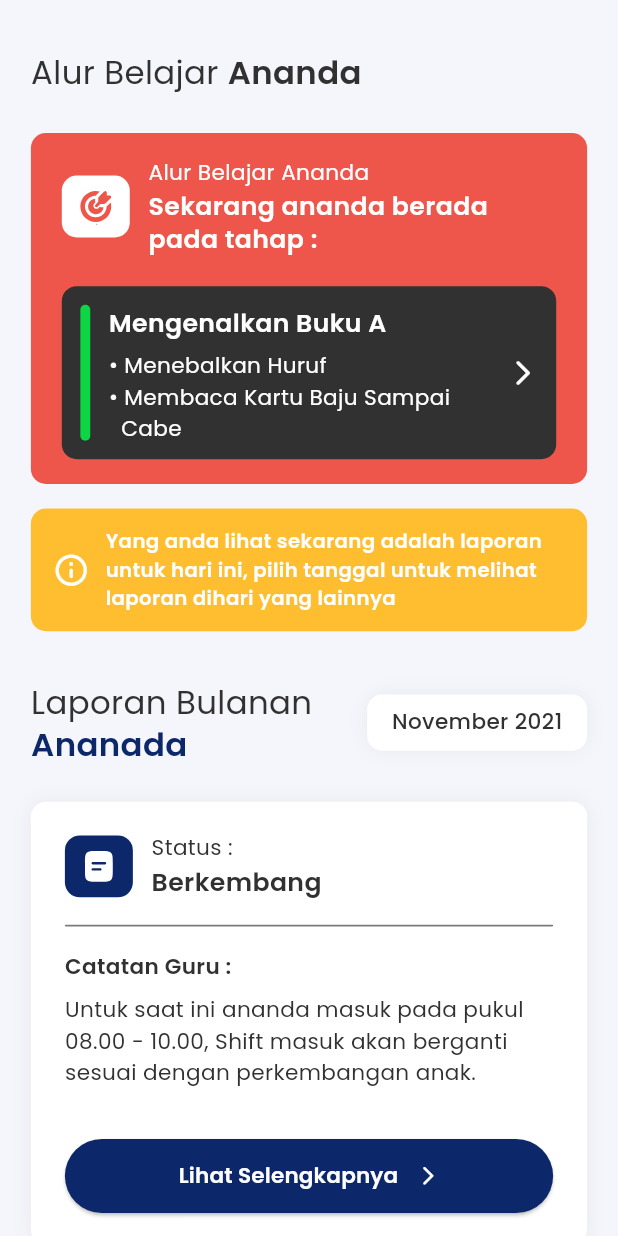
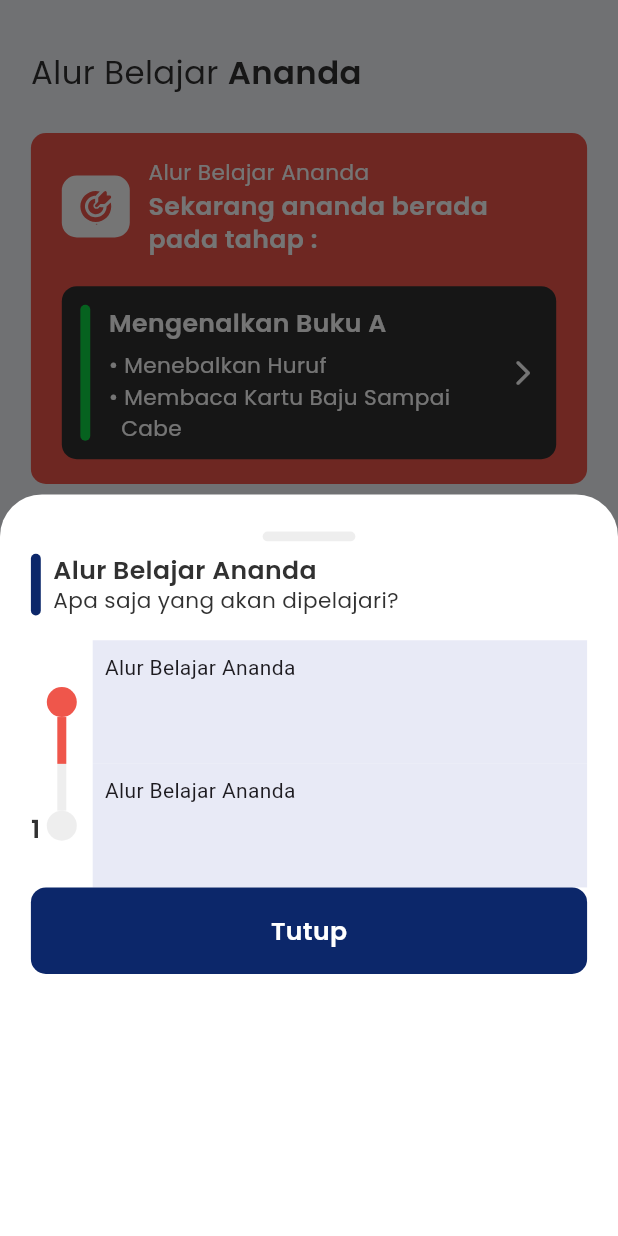
Before and after one commit to Ratih-Shinta/Fun-Education-App, a Flutter app: the LaporanPageView screen opened by its route, after a tap on "Mengenalkan Buku A", on a phone screen of 412 x 824 dp. Run offline on Flutter 3.47's test engine with Material 3 defaults, Android fonts, the phone set to English and light mode, and no system bars; drawn by our look-alikes of auto_size_text, timeline_tile; our stand-ins replace dio, flutter_svg, get, google_fonts, persistent_bottom_nav_bar, shared_preferences; accounts and stored records are empty.

```diff
--- a/lib/app/global-component/common_button.dart
+++ b/lib/app/global-component/common_button.dart
@@ -6,17 +6,24 @@ class CommonButton extends StatelessWidget {
   final VoidCallback onPressed;
   final Color color;
 
-  CommonButton({Key? key, required this.text, required this.onPressed, required this.color})
+  CommonButton(
+      {Key? key,
+      required this.text,
+      required this.onPressed,
+      required this.color})
       : super(key: key);
 
   @override
   Widget build(BuildContext context) {
+    final Size mediaQuery = MediaQuery.of(context).size;
+    final double width = mediaQuery.width;
+    final double height = mediaQuery.height;
     return InkWell(
       onTap: onPressed,
       child: Container(
-
         padding: EdgeInsets.symmetric(vertical: 15),
-        width: double.infinity,
+        width: width,
+        height: height * 0.07,
         decoration: BoxDecoration(
           borderRadius: BorderRadius.circular(10),
           color: color,
--- a/lib/app/pages/home-page/components/bottomsheet_catatan_darurat.dart
+++ b/lib/app/pages/home-page/components/bottomsheet_catatan_darurat.dart
@@ -2,7 +2,6 @@ import 'package:auto_size_text/auto_size_text.dart';
 import 'package:flutter/cupertino.dart';
 import 'package:flutter/material.dart';
 import 'package:fun_education_app/app/global-component/common_button.dart';
-import 'package:fun_education_app/app/pages/hal-yang-perlu-diperhatikan-page/widgets/bullet_text.dart';
 import 'package:fun_education_app/common/helper/themes.dart';
 
 class BottomsheetCatatanDarurat extends StatelessWidget {
--- /dev/null
+++ b/lib/app/pages/laporan-page/components/bottomsheet_alur_belajar_ananda.dart
@@ -0,0 +1,89 @@
+import 'package:auto_size_text/auto_size_text.dart';
+import 'package:flutter/material.dart';
+import 'package:flutter/widgets.dart';
+import 'package:fun_education_app/app/global-component/common_button.dart';
+import 'package:fun_education_app/app/pages/laporan-page/components/timeline_tile_alur_belajar_ananda.dart';
+import 'package:fun_education_app/app/pages/laporan-page/laporan_page_controller.dart';
+import 'package:fun_education_app/common/helper/themes.dart';
+import 'package:get/get.dart';
+
+class BottomsheetAlurBelajarAnanda extends GetView<LaporanPageController> {
+  const BottomsheetAlurBelajarAnanda({super.key});
+
+  @override
+  Widget build(BuildContext context) {
+    final Size mediaQuery = MediaQuery.of(context).size;
+    final double width = mediaQuery.width;
+    final double height = mediaQuery.height;
+    return SizedBox(
+      height: height * 0.6,
+      child: Padding(
+        padding: EdgeInsets.symmetric(
+            vertical: height * 0.03, horizontal: width * 0.05),
+        child: Column(
+          crossAxisAlignment: CrossAxisAlignment.center,
+          children: [
+            Container(
+              margin: EdgeInsets.only(bottom: height * 0.01),
+              width: width * 0.15,
+              height: height * 0.008,
+              decoration: BoxDecoration(
+                color: opacity20GreyColor,
+                borderRadius: BorderRadius.circular(4),
+              ),
+            ),
+            Row(
+              children: [
+                Container(
+                  margin: EdgeInsets.only(right: width * 0.02),
+                  width: width * 0.016,
+                  height: height * 0.05,
+                  decoration: BoxDecoration(
+                    color: secondaryColor,
+                    borderRadius: BorderRadius.circular(4),
+                  ),
+                ),
+                AutoSizeText.rich(
+                  group: AutoSizeGroup(),
+                  maxLines: 2,
+                  TextSpan(
+                    text: 'Alur Belajar Ananda\n',
+                    style: tsBodyMediumSemibold(blackColor).copyWith(
+                      height: 1.3,
+                    ),
+                    children: [
+                      TextSpan(
+                        text: 'Apa saja yang akan dipelajari?',
+                        style: tsBodySmallRegular(blackColor),
+                      ),
+                    ],
+                  ),
+                ),
+              ],
+            ),
+            SizedBox(height: height * 0.02),
+            Column(
+              children: [
+                TimelineTileAlurBelajarAnanda(
+                  isFirst: true,
+                  isLast: false,
+                  isDone: true,
+                ),
+                TimelineTileAlurBelajarAnanda(
+                  isFirst: false,
+                  isLast: true,
+                  isDone: false,
+                ),
+              ],
+            ),
+            CommonButton(
+              text: 'Tutup',
+              onPressed: () => Navigator.pop(context),
+              color: secondaryColor,
+            )
+          ],
+        ),
+      ),
+    );
+  }
+}
--- a/lib/app/pages/laporan-page/components/laporan_page_component_one.dart
+++ b/lib/app/pages/laporan-page/components/laporan_page_component_one.dart
@@ -1,6 +1,7 @@
 import 'package:auto_size_text/auto_size_text.dart';
 import 'package:flutter/material.dart';
 import 'package:flutter_svg/svg.dart';
+import 'package:fun_education_app/app/pages/laporan-page/components/bottomsheet_alur_belajar_ananda.dart';
 import 'package:fun_education_app/app/pages/laporan-page/laporan_page_controller.dart';
 import 'package:fun_education_app/common/helper/themes.dart';
 import 'package:get/get.dart';
@@ -68,7 +69,13 @@ class LaporanPageComponentOne extends GetView<LaporanPageController> {
             ),
             SizedBox(height: height * 0.025),
             InkWell(
-              onTap: () {},
+              onTap: () {
+                Get.bottomSheet(
+                  BottomsheetAlurBelajarAnanda(),
+                  isScrollControlled: true,
+                  backgroundColor: whiteColor,
+                );
+              },
               child: Container(
                 padding: EdgeInsets.symmetric(
                   horizontal: width * 0.03,
--- /dev/null
+++ b/lib/app/pages/laporan-page/components/timeline_tile_alur_belajar_ananda.dart
@@ -0,0 +1,60 @@
+import 'package:flutter/material.dart';
+import 'package:fun_education_app/common/helper/themes.dart';
+import 'package:timeline_tile/timeline_tile.dart';
+
+class TimelineTileAlurBelajarAnanda extends StatelessWidget {
+  final bool isFirst;
+  final bool isLast;
+  final bool isDone;
+  // final Widget endChild;
+
+  const TimelineTileAlurBelajarAnanda({
+    super.key,
+    required this.isFirst,
+    required this.isLast,
+    // required this.endChild,
+    required this.isDone,
+  });
+
+  @override
+  Widget build(BuildContext context) {
+    final Size mediaQuery = MediaQuery.of(context).size;
+    final double width = mediaQuery.width;
+    final double height = mediaQuery.height;
+    return Container(
+      height: height * 0.1,
+      child: TimelineTile(
+        isFirst: isFirst,
+        isLast: isLast,
+        beforeLineStyle: LineStyle(
+          color: isDone ? primaryColor : opacity20GreyColor,
+          thickness: 6,
+        ),
+        indicatorStyle: IndicatorStyle(
+          indicator: Container(
+            height: height * 0.4,
+            width: width * 0.4,
+            decoration: BoxDecoration(
+              color: isDone ? primaryColor : opacity20GreyColor,
+              shape: BoxShape.circle,
+            ),
+            child: Text(
+              '1',
+              style: tsBodyMediumSemibold(isDone ? whiteColor : blackColor),
+            ),
+          ),
+          width: width * 0.1,
+          color: isDone ? primaryColor : opacity20GreyColor,
+        ),
+        endChild: Container(
+          constraints: const BoxConstraints(minWidth: 200),
+          color: const Color(0xFFE8EAF6),
+          child: Padding(
+            padding: const EdgeInsets.all(8),
+            child: Text('Alur Belajar Ananda'),
+          ),
+        ),
+      ),
+    );
+  }
+}
--- a/lib/app/pages/saving-page/saving_view.dart
+++ b/lib/app/pages/saving-page/saving_view.dart
@@ -1,10 +1,6 @@
 import 'package:auto_size_text/auto_size_text.dart';
-import 'package:flutter/cupertino.dart';
 import 'package:flutter/material.dart';
-import 'package:flutter/widgets.dart';
-import 'package:flutter_svg/svg.dart';
 import 'package:fun_education_app/app/global-component/common_button.dart';
-import 'package:fun_education_app/app/pages/home-page/components/bottomsheet_catatan_darurat.dart';
 import 'package:fun_education_app/app/pages/saving-page/widgets/transaction_history.dart';
 import 'package:fun_education_app/common/helper/themes.dart';
 
--- a/lib/common/routes/app_routes.dart
+++ b/lib/common/routes/app_routes.dart
@@ -2,6 +2,7 @@ part of 'app_pages.dart';
 
 abstract class Routes {
   Routes._();
+  static const NAVBAR = _Paths.NAVBAR;
   static const SPLASH_SCREEN = _Paths.SPLASH_SCREEN;
   static const HOME_PAGE = _Paths.HOME_PAGE;
   static const LOGIN_PAGE = _Paths.LOGIN_PAGE;
@@ -16,6 +17,7 @@ abstract class Routes {
 
 abstract class _Paths {
   _Paths._();
+  static const NAVBAR = '/navbar';
   static const SPLASH_SCREEN = '/splash-screen';
   static const HOME_PAGE = '/home-page';
   static const LOGIN_PAGE = '/login';
--- a/pubspec.yaml
+++ b/pubspec.yaml
@@ -16,8 +16,10 @@ dependencies:
   get: null
   google_fonts: null
   image_picker: null
+  persistent_bottom_nav_bar: null
   pinput: null
   shared_preferences: null
+  timeline_tile:
 
 dev_dependencies:
   flutter_test:
```
Also changed, not shown: lib/app/global-component/navbar.dart (added, +82 -0 lines), lib/common/routes/app_pages.dart (+6 -1 lines), assets/icons/icGallery.svg (added), assets/icons/icHome.svg (added), assets/icons/icLaporan.svg (added), assets/icons/icPerson.svg (added), assets/icons/icTabungan.svg (added), assets/images/profile.png (deleted), pubspec.lock, 6 other files.
